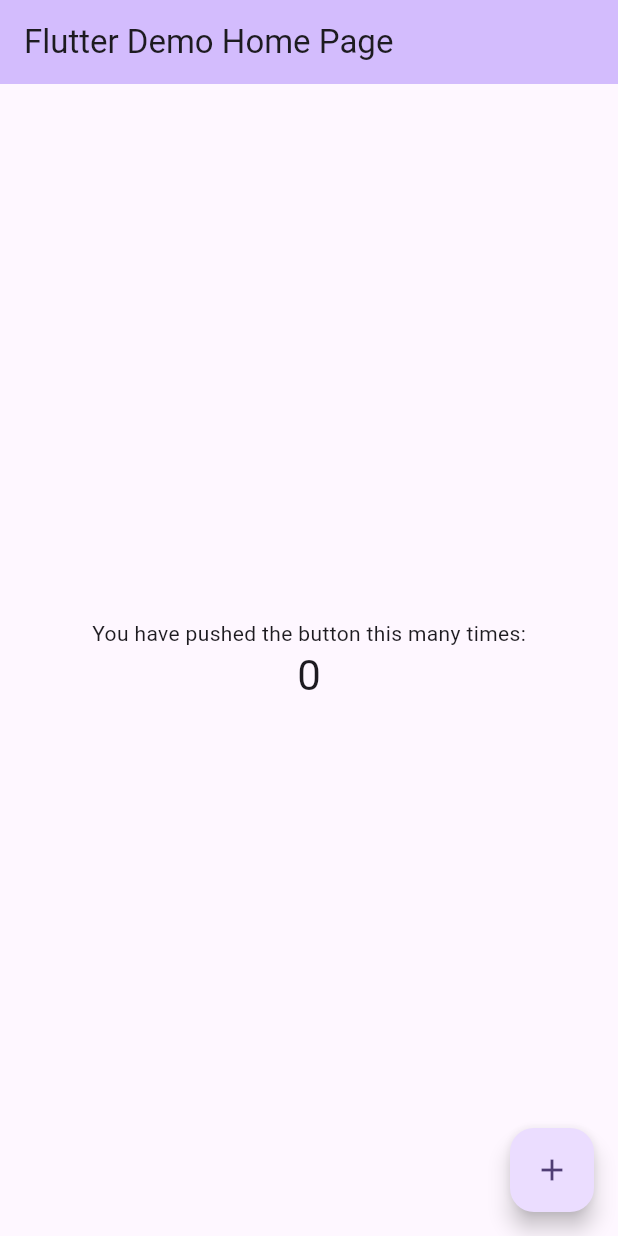
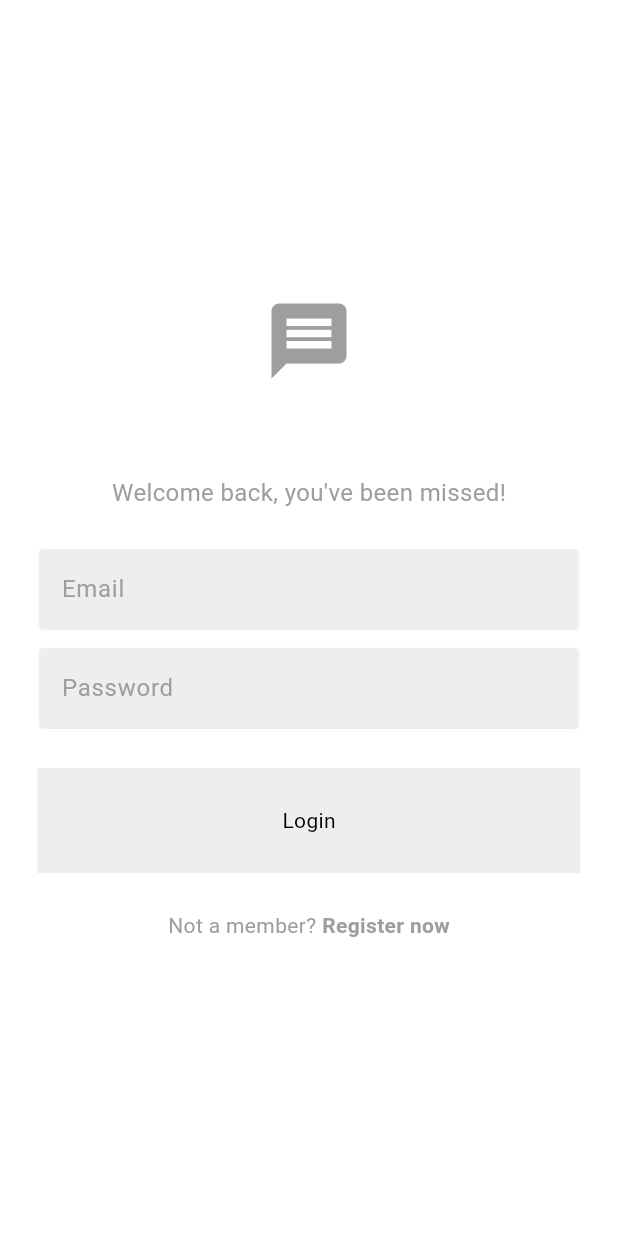
Before and after one commit to ajayrana78767/chat_app, a Flutter app: the screen it shows after launch, on a phone screen of 412 x 824 dp. Run offline on Flutter 3.47's test engine with Material 3 defaults, Android fonts, the phone set to English and light mode, and no system bars.

Commit message:
Login & Register Screen Created.

```diff
--- /dev/null
+++ b/lib/auth/login_or_register.dart
@@ -0,0 +1,34 @@
+import 'package:chat_app_/pages/login_page.dart';
+import 'package:chat_app_/pages/register_page.dart';
+import 'package:flutter/material.dart';
+
+class LoginOrRegister extends StatefulWidget {
+  const LoginOrRegister({super.key});
+
+  @override
+  State<LoginOrRegister> createState() => _LoginOrRegisterState();
+}
+
+class _LoginOrRegisterState extends State<LoginOrRegister> {
+  // Initially show login page
+  bool showLoginPage = true;
+  // Toggle between login and register page
+  void togglePages() {
+    setState(() {
+      showLoginPage = !showLoginPage;
+    });
+  }
+
+  @override
+  Widget build(BuildContext context) {
+    if (showLoginPage) {
+      return LoginPage(
+        ontap: togglePages,
+      );
+    } else {
+      return RegisterPage(
+        ontap: togglePages,
+      );
+    }
+  }
+}
--- /dev/null
+++ b/lib/components/my_button.dart
@@ -0,0 +1,24 @@
+import 'package:flutter/material.dart';
+
+class MyButton extends StatelessWidget {
+  final String text;
+  final void Function()? ontap;
+  const MyButton({super.key, required this.text, this.ontap});
+
+  @override
+  Widget build(BuildContext context) {
+    return GestureDetector(
+      onTap: ontap,
+      child: Container(
+        decoration: BoxDecoration(
+          color: Theme.of(context).colorScheme.secondary,
+        ),
+        padding: const EdgeInsets.all(25),
+        margin: const EdgeInsets.symmetric(horizontal: 25),
+        child: Center(
+          child: Text(text),
+        ),
+      ),
+    );
+  }
+}
--- /dev/null
+++ b/lib/components/my_textfield.dart
@@ -0,0 +1,35 @@
+import 'package:flutter/material.dart';
+
+class MyTextfield extends StatelessWidget {
+  final String hintText;
+  final bool obscureText;
+  final TextEditingController controller;
+  const MyTextfield(
+      {super.key,
+      required this.hintText,
+      required this.obscureText,
+      required this.controller});
+
+  @override
+  Widget build(BuildContext context) {
+    return Padding(
+      padding: const EdgeInsets.only(left: 25, right: 25),
+      child: TextField(
+        controller: controller,
+        decoration: InputDecoration(
+          enabledBorder: OutlineInputBorder(
+              borderSide:
+                  BorderSide(color: Theme.of(context).colorScheme.tertiary)),
+          focusedBorder: OutlineInputBorder(
+              borderSide:
+                  BorderSide(color: Theme.of(context).colorScheme.primary)),
+          fillColor: Theme.of(context).colorScheme.secondary,
+          filled: true,
+          hintText: hintText,
+          hintStyle: TextStyle(color: Theme.of(context).colorScheme.primary),
+        ),
+        obscureText: obscureText,
+      ),
+    );
+  }
+}
--- a/lib/main.dart
+++ b/lib/main.dart
@@ -1,3 +1,5 @@
+import 'package:chat_app_/auth/login_or_register.dart';
+import 'package:chat_app_/themes/light_mode.dart';
 import 'package:flutter/material.dart';
 
 void main() {
@@ -11,115 +13,10 @@
   @override
   Widget build(BuildContext context) {
     return MaterialApp(
+      debugShowCheckedModeBanner: false,
       title: 'Flutter Demo',
-      theme: ThemeData(
-        // This is the theme of your application.
-        //
-        // TRY THIS: Try running your application with "flutter run". You'll see
-        // the application has a purple toolbar. Then, without quitting the app,
-        // try changing the seedColor in the colorScheme below to Colors.green
-        // and then invoke "hot reload" (save your changes or press the "hot
-        // reload" button in a Flutter-supported IDE, or press "r" if you used
-        // the command line to start the app).
-        //
-        // Notice that the counter didn't reset back to zero; the application
-        // state is not lost during the reload. To reset the state, use hot
-        // restart instead.
-        //
-        // This works for code too, not just values: Most code changes can be
-        // tested with just a hot reload.
-        colorScheme: ColorScheme.fromSeed(seedColor: Colors.deepPurple),
-        useMaterial3: true,
-      ),
-      home: const MyHomePage(title: 'Flutter Demo Home Page'),
+      theme: lightMode,
+      home: const LoginOrRegister(),
     );
   }
 }
-
-class MyHomePage extends StatefulWidget {
-  const MyHomePage({super.key, required this.title});
-
-  // This widget is the home page of your application. It is stateful, meaning
-  // that it has a State object (defined below) that contains fields that affect
-  // how it looks.
-
-  // This class is the configuration for the state. It holds the values (in this
-  // case the title) provided by the parent (in this case the App widget) and
-  // used by the build method of the State. Fields in a Widget subclass are
-  // always marked "final".
-
-  final String title;
-
-  @override
-  State<MyHomePage> createState() => _MyHomePageState();
-}
-
-class _MyHomePageState extends State<MyHomePage> {
-  int _counter = 0;
-
-  void _incrementCounter() {
-    setState(() {
-      // This call to setState tells the Flutter framework that something has
-      // changed in this State, which causes it to rerun the build method below
-      // so that the display can reflect the updated values. If we changed
-      // _counter without calling setState(), then the build method would not be
-      // called again, and so nothing would appear to happen.
-      _counter++;
-    });
-  }
-
-  @override
-  Widget build(BuildContext context) {
-    // This method is rerun every time setState is called, for instance as done
-    // by the _incrementCounter method above.
-    //
-    // The Flutter framework has been optimized to make rerunning build methods
-    // fast, so that you can just rebuild anything that needs updating rather
-    // than having to individually change instances of widgets.
-    return Scaffold(
-      appBar: AppBar(
-        // TRY THIS: Try changing the color here to a specific color (to
-        // Colors.amber, perhaps?) and trigger a hot reload to see the AppBar
-        // change color while the other colors stay the same.
-        backgroundColor: Theme.of(context).colorScheme.inversePrimary,
-        // Here we take the value from the MyHomePage object that was created by
-        // the App.build method, and use it to set our appbar title.
-        title: Text(widget.title),
-      ),
-      body: Center(
-        // Center is a layout widget. It takes a single child and positions it
-        // in the middle of the parent.
-        child: Column(
-          // Column is also a layout widget. It takes a list of children and
-          // arranges them vertically. By default, it sizes itself to fit its
-          // children horizontally, and tries to be as tall as its parent.
-          //
-          // Column has various properties to control how it sizes itself and
-          // how it positions its children. Here we use mainAxisAlignment to
-          // center the children vertically; the main axis here is the vertical
-          // axis because Columns are vertical (the cross axis would be
-          // horizontal).
-          //
-          // TRY THIS: Invoke "debug painting" (choose the "Toggle Debug Paint"
-          // action in the IDE, or press "p" in the console), to see the
-          // wireframe for each widget.
-          mainAxisAlignment: MainAxisAlignment.center,
-          children: <Widget>[
-            const Text(
-              'You have pushed the button this many times:',
-            ),
-            Text(
-              '$_counter',
-              style: Theme.of(context).textTheme.headlineMedium,
-            ),
-          ],
-        ),
-      ),
-      floatingActionButton: FloatingActionButton(
-        onPressed: _incrementCounter,
-        tooltip: 'Increment',
-        child: const Icon(Icons.add),
-      ), // This trailing comma makes auto-formatting nicer for build methods.
-    );
-  }
-}
--- /dev/null
+++ b/lib/pages/login_page.dart
@@ -0,0 +1,82 @@
+import 'package:chat_app_/components/my_button.dart';
+import 'package:chat_app_/components/my_textfield.dart';
+import 'package:flutter/material.dart';
+
+class LoginPage extends StatelessWidget {
+  final void Function()? ontap;
+  LoginPage({super.key, this.ontap});
+
+  final TextEditingController _emailController = TextEditingController();
+
+  final TextEditingController _pwController = TextEditingController();
+
+  @override
+  Widget build(BuildContext context) {
+    return Scaffold(
+      backgroundColor: Theme.of(context).colorScheme.surface,
+      body: Center(
+        child: Column(
+          mainAxisAlignment: MainAxisAlignment.center,
+          children: [
+            Icon(
+              Icons.message,
+              size: 60,
+              color: Theme.of(context).primaryColor,
+            ),
+            const SizedBox(
+              height: 60,
+            ),
+            Text(
+              "Welcome back, you've been missed!",
+              style: TextStyle(
+                  fontSize: 16, color: Theme.of(context).primaryColor),
+            ),
+            const SizedBox(
+              height: 25,
+            ),
+            MyTextfield(
+              controller: _emailController,
+              obscureText: false,
+              hintText: 'Email',
+            ),
+            const SizedBox(
+              height: 10,
+            ),
+            MyTextfield(
+              controller: _pwController,
+              hintText: 'Password',
+              obscureText: true,
+            ),
+            const SizedBox(
+              height: 25,
+            ),
+            MyButton(
+              text: 'Login',
+              ontap: () {},
+            ),
+            const SizedBox(
+              height: 25,
+            ),
+            Row(
+              mainAxisAlignment: MainAxisAlignment.center,
+              children: [
+                Text(
+                  'Not a member? ',
+                  style:
+                      TextStyle(color: Theme.of(context).colorScheme.primary),
+                ),
+                GestureDetector(
+                  onTap: ontap,
+                  child: Text('Register now',
+                      style: TextStyle(
+                          color: Theme.of(context).colorScheme.primary,
+                          fontWeight: FontWeight.bold)),
+                ),
+              ],
+            )
+          ],
+        ),
+      ),
+    );
+  }
+}
--- /dev/null
+++ b/lib/themes/light_mode.dart
@@ -0,0 +1,10 @@
+import 'package:flutter/material.dart';
+
+ThemeData lightMode = ThemeData(
+    colorScheme: ColorScheme.light(
+  background: Colors.grey.shade300,
+  primary: Colors.grey.shade500,
+  secondary: Colors.grey.shade200,
+  tertiary: Colors.white,
+  inversePrimary: Colors.grey.shade900,
+));
```
Also changed, not shown: lib/pages/register_page.dart (added, +92 -0 lines).
